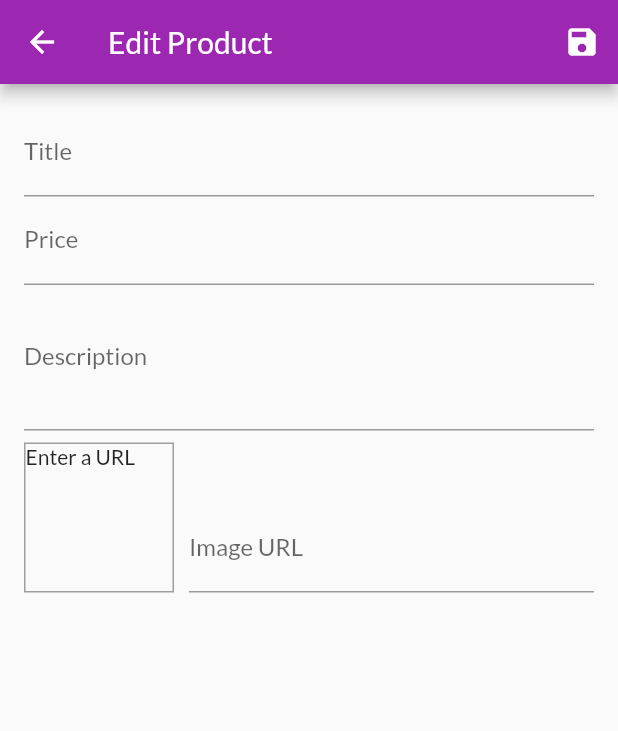
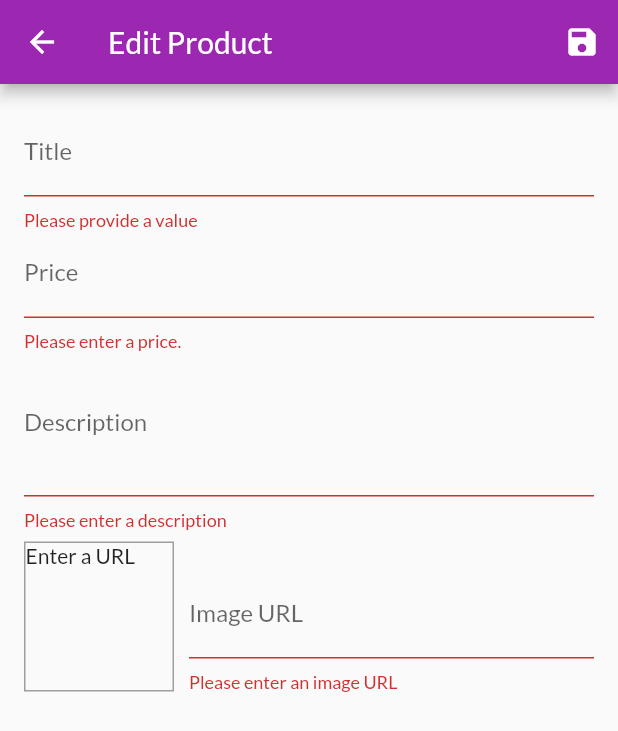
Before and after one commit to MannAmbani/shop_app, a Flutter app: the EditProductScreen screen opened by its route, after a tap on the "save" icon, on a phone screen of 412 x 824 dp. Shown: the top 731 px of the screen. Run offline on Flutter 3.47's test engine with Material 2 defaults, Android fonts, the phone set to English and light mode, and no system bars; network calls fail.

Commit message:
mann- Added code for form fields and validation

```diff
--- a/lib/main.dart
+++ b/lib/main.dart
@@ -5,7 +5,7 @@ import './provider/cart.dart';
 import './screens/products_overview_screen.dart';
 import './screens/product_detail_screen.dart';
 import './screens/cart_screen.dart';
-import './provider/product_provider.dart';
+import 'provider/products.dart';
 import './provider/orders.dart';
 
 import './screens/orders_screen.dart';
--- a/lib/screens/edit_product_screen.dart
+++ b/lib/screens/edit_product_screen.dart
@@ -1,5 +1,7 @@
 import 'package:flutter/material.dart';
 import '../provider/product.dart';
+import '../provider/products.dart';
+import 'package:provider/provider.dart';
 
 class EditProductScreen extends StatefulWidget {
   static const routeName = '/edit-product';
@@ -26,6 +28,14 @@ class _EditProductScreenState extends State<EditProductScreen> {
     price: 0,
   );
 
+  var _initValues = {
+    //add the products initially
+    'title': '',
+    'description': '',
+    'price': '',
+    'imageUrl': '',
+  };
+
   @override
   void initState() {
     // TODO: implement initState
@@ -43,16 +53,58 @@ class _EditProductScreenState extends State<EditProductScreen> {
     super.dispose();
   }
 
+  var _isInit = true;
+
+  @override
+  void didChangeDependencies() {
+    //runs before build is executed.
+    if (_isInit) {
+      final productId = ModalRoute.of(context).settings.arguments as String;
+      if (productId != null) {
+        _editProduct =
+            Provider.of<Products>(context, listen: false).findById(productId);
+        _initValues = {
+          //add the products initially
+          'title': _editProduct.title,
+          'description': _editProduct.description,
+          'price': _editProduct.price.toString(),
+          'imageUrl': '',
+        };
+        _imageUrlController.text = _editProduct.imageUrl;
+      }
+    }
+    _isInit = false;
+    super.didChangeDependencies();
+  }
+
   void _updateImageUrl() {
     if (!_imageUrlFocusNode.hasFocus) {
+      if ((!_imageUrlController.text.startsWith('http') &&
+              !_imageUrlController.text.startsWith('https')) ||
+          (!_imageUrlController.text.endsWith('.png') &&
+              !_imageUrlController.text.endsWith('.jpg') &&
+              !_imageUrlController.text.endsWith('.jpeg'))) {
+        return;
+      }
+
       setState(() {});
     }
   }
 
   void _saveForm() {
+    final isValid = _form.currentState.validate();
+    if (!isValid) {
+      return;
+    }
     _form.currentState
         .save(); //will trigger method on every text which allows you to take the value entered in text field and do what ever you want to do with it
-        print(_editProduct.title);
+    print(_editProduct.title);
+    if(_editProduct.id != null){
+      Provider.of<Products>(context,listen: false).updateProduct(_editProduct.id, _editProduct);
+    }else{
+    Provider.of<Products>(context, listen: false).addProduct(_editProduct);
+    }
+    Navigator.of(context).pop();
   }
 
   @override
@@ -68,17 +120,30 @@ class _EditProductScreenState extends State<EditProductScreen> {
             key: _form,
             child: ListView(
               children: [
-                TextFormField(
+                TextFormField(initialValue: _initValues['title'],
                   decoration: InputDecoration(labelText: 'Title'),
                   textInputAction: TextInputAction.next,
                   onFieldSubmitted: (_) {
                     FocusScope.of(context).requestFocus(_priceFocusNode);
                   },
                   onSaved: (value) {
-                    _editProduct = Product(id: null, title: value, description: _editProduct.description, imageUrl: _editProduct.imageUrl, price: _editProduct.price);
+                    _editProduct = Product(
+                        id: _editProduct.id,
+                        isFavourite: _editProduct.isFavourite,
+                        title: value,
+                        description: _editProduct.description,
+                        imageUrl: _editProduct.imageUrl,
+                        price: _editProduct.price);
+                  },
+                  validator: (value) {
+                    if (value.isEmpty) {
+                      return 'Please provide a value';
+                    }
+                    return null;
                   },
                 ),
                 TextFormField(
+                  initialValue: _initValues['price'],
                   decoration: InputDecoration(labelText: 'Price'),
                   textInputAction: TextInputAction.next,
                   keyboardType: TextInputType.number,
@@ -87,16 +152,50 @@ class _EditProductScreenState extends State<EditProductScreen> {
                     FocusScope.of(context).requestFocus(_descriptionFocusNode);
                   },
                   onSaved: (value) {
-                    _editProduct = Product(id: null, title: _editProduct.title, description: _editProduct.description, imageUrl: _editProduct.imageUrl, price: double.parse(value));
+                    _editProduct = Product(
+                       id: _editProduct.id,
+                        isFavourite: _editProduct.isFavourite,
+                        title: _editProduct.title,
+                        description: _editProduct.description,
+                        imageUrl: _editProduct.imageUrl,
+                        price: double.parse(value));
+                  },
+                  validator: (value) {
+                    if (value.isEmpty) {
+                      return 'Please enter a price.';
+                    }
+                    if (double.tryParse(value) == null) {
+                      return 'Please enter a Valid number.';
+                    }
+                    if (double.parse(value) <= 0) {
+                      return 'Please enter a number greater than  zero';
+                    }
+                    return null;
                   },
                 ),
                 TextFormField(
+                  initialValue: _initValues['description'],
                   decoration: InputDecoration(labelText: 'Description'),
                   maxLines: 3,
                   keyboardType: TextInputType.multiline,
                   focusNode: _descriptionFocusNode,
                   onSaved: (value) {
-                    _editProduct = Product(id: null, title: _editProduct.title, description: value, imageUrl: _editProduct.imageUrl, price: _editProduct.price);
+                    _editProduct = Product(
+                       id: _editProduct.id,
+                        isFavourite: _editProduct.isFavourite,
+                        title: _editProduct.title,
+                        description: value,
+                        imageUrl: _editProduct.imageUrl,
+                        price: _editProduct.price);
+                  },
+                  validator: (value) {
+                    if (value.isEmpty) {
+                      return 'Please enter a description';
+                    }
+                    if (value.length < 10) {
+                      return 'Should be atlease 10 character long';
+                    }
+                    return null;
                   },
                 ),
                 Row(
@@ -117,6 +216,7 @@ class _EditProductScreenState extends State<EditProductScreen> {
                     ),
                     Expanded(
                       child: TextFormField(
+                        // initialValue: _initValues['imageUrl'], // we can not initialise value when using controller
                         decoration: InputDecoration(labelText: 'Image URL'),
                         keyboardType: TextInputType.url,
                         textInputAction: TextInputAction.done,
@@ -126,8 +226,29 @@ class _EditProductScreenState extends State<EditProductScreen> {
                           _saveForm();
                         },
                         onSaved: (value) {
-                    _editProduct = Product(id: null, title: _editProduct.title, description: _editProduct.description, imageUrl: value, price: _editProduct.price);
-                  },
+                          _editProduct = Product(
+                            id: _editProduct.id,
+                        isFavourite: _editProduct.isFavourite,
+                              title: _editProduct.title,
+                              description: _editProduct.description,
+                              imageUrl: value,
+                              price: _editProduct.price);
+                        },
+                        validator: (value) {
+                          if (value.isEmpty) {
+                            return 'Please enter an image URL';
+                          }
+                          if (!value.startsWith('http') &&
+                              !value.startsWith('https')) {
+                            return 'Please enter a valid URL';
+                          }
+                          if (!value.endsWith('.png') &&
+                              !value.endsWith('.jpg') &&
+                              !value.endsWith('.jpeg')) {
+                            return 'Please enter a valid image URL';
+                          }
+                          return null;
+                        },
                       ),
                     )
                   ],
--- a/lib/screens/product_detail_screen.dart
+++ b/lib/screens/product_detail_screen.dart
@@ -1,6 +1,6 @@
 import 'package:flutter/material.dart';
 import 'package:provider/provider.dart';
-import '../provider/product_provider.dart';
+import '../provider/products.dart';
 
 class ProductDetailScreen extends StatelessWidget {
   // final String title;
--- a/lib/widgets/product_grid.dart
+++ b/lib/widgets/product_grid.dart
@@ -1,6 +1,6 @@
 import 'package:flutter/material.dart';
 import 'package:provider/provider.dart';
-import 'package:shop_app/provider/product_provider.dart';
+import 'package:shop_app/provider/products.dart';
 import '../provider/product.dart';
 import './product_item.dart';
 
```
Also changed, not shown: lib/provider/products.dart (renamed from lib/provider/product_provider.dart, +19 -1 lines), lib/screens/user_product_screen.dart (+22 -12 lines), lib/widgets/user_product_item.dart (+11 -3 lines).
